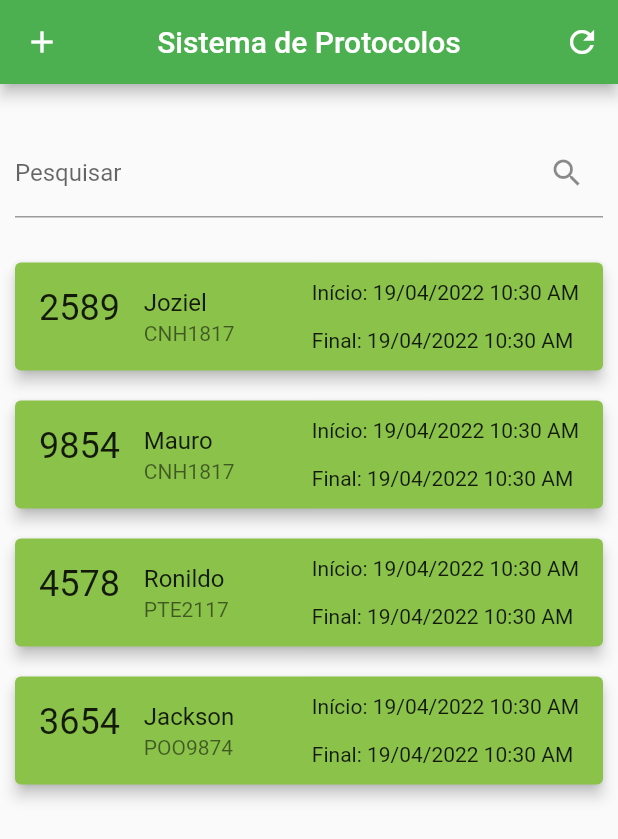
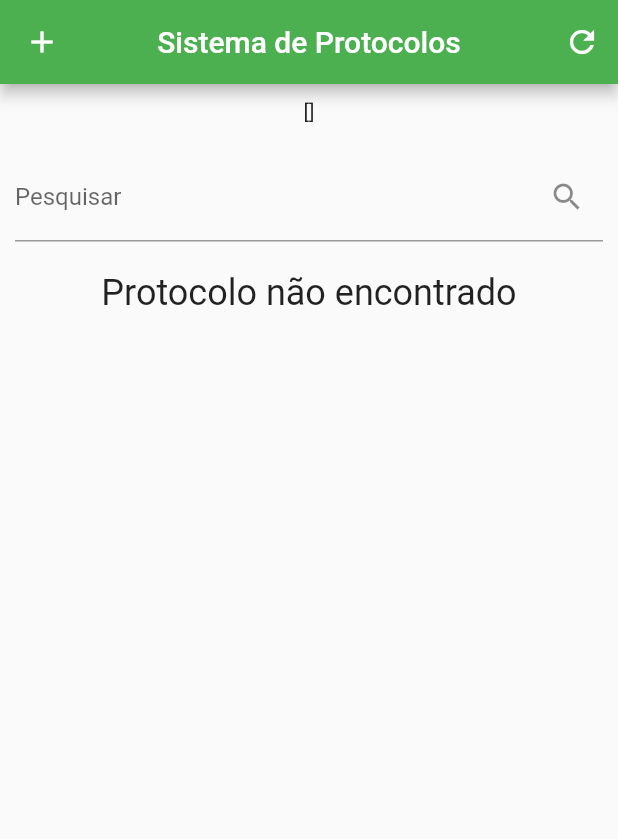
Before and after one commit to vinicius4006/sistema-de-protocolos, a Flutter app: the screen it shows after launch, on a phone screen of 412 x 824 dp. Shown: the top 839 px of the screen. Run offline on Flutter 3.47's test engine with Material 2 defaults, Android fonts, the phone set to English and light mode, and no system bars; our stand-ins replace image_picker; missing offline and left inert: art_sweetalert, dropdownfield2, multiselect.

Commit message:
add-itens-view-forms

```diff
--- a/lib/main.dart
+++ b/lib/main.dart
@@ -1,5 +1,8 @@
 import 'package:flutter/material.dart';
 import 'package:protocolo_app/src/appHome.dart';
+import 'package:protocolo_app/src/controllers/inc_controller.dart';
+import 'package:protocolo_app/src/controllers/protocolo_controllerl.dart';
+import 'package:provider/provider.dart';
 
 void main() {
   runApp(const MyApp());
@@ -11,12 +14,18 @@ class MyApp extends StatelessWidget {
   // This widget is the root of your application.
   @override
   Widget build(BuildContext context) {
-    return MaterialApp(
-      title: 'Bem-vindo ao Sistema de Protocolos',
-      theme: ThemeData(
-        primarySwatch: Colors.green,
+    return MultiProvider(
+      providers: [
+        ChangeNotifierProvider(create: (_) => IncController()),
+        ChangeNotifierProvider(create: (_) => ProtocoloModelo())
+      ],
+      child: MaterialApp(
+        title: 'Bem-vindo ao Sistema de Protocolos',
+        theme: ThemeData(
+          primarySwatch: Colors.green,
+        ),
+        home: const Home(title: 'Sistema de Protocolos'),
       ),
-      home: const Home(title: 'Sistema de Protocolos'),
     );
   }
 }
--- /dev/null
+++ b/lib/src/controllers/inc_controller.dart
@@ -0,0 +1,20 @@
+import 'package:flutter/material.dart';
+
+class IncController with ChangeNotifier {
+
+  String x;
+  String y;
+  IncController({ this.x = '',  this.y = ''});
+
+ final Map<String, dynamic> _shoppingCart = {};
+
+
+  int get count => _shoppingCart.length;
+  Map<String, dynamic> get cart => _shoppingCart;
+
+  addItem(String op1, String op2, String op3){
+    _shoppingCart.addAll({x : op1, y: op2, op3: op3});
+    notifyListeners();
+  }
+
+}
--- /dev/null
+++ b/lib/src/controllers/protocolo_controllerl.dart
@@ -0,0 +1,51 @@
+import 'package:flutter/material.dart';
+import 'dart:math';
+
+import 'package:protocolo_app/src/shared/models/protocolo.dart';
+
+class ProtocoloModelo with ChangeNotifier {
+
+
+  final List<Protocolo> _listaProtocolo = [];
+
+
+
+  List<Protocolo> get listaProtocolo => _listaProtocolo;
+
+  addForm(
+      String motorista, String veiculo, String dataInicio, String dataFinal) {
+    final protocolo = Protocolo(
+        id: Random().nextInt(100),
+        motorista: motorista,
+        veiculo: veiculo,
+        dataInicio: dataInicio,
+        dataFinal: dataFinal);
+
+    _listaProtocolo.add(protocolo);
+
+    notifyListeners();
+  }
+
+  addFormItens(String title, List<String> itens, String path) {
+
+    notifyListeners();
+  }
+
+//  addProtocolo(Map<String,dynamic> protocolo){
+//    print(protocolo);
+//    _listaProtocolo.add(protocolo);
+//  }
+
+  // Map<String, dynamic> toJson() {
+  //   final Map<String, dynamic> data = <String, dynamic>{};
+
+  //   data['Motorista'] = motorista;
+  //   data['Veículo'] = veiculo;
+  //   data['Carro'] = formCarro;
+  //   data['Moto'] = formMoto;
+  //   data['DataInicio'] = dataInicio;
+  //   data['DataFinal'] = dataFinal;
+
+  //   return data;
+  // }
+}
--- /dev/null
+++ b/lib/src/shared/models/protocolo.dart
@@ -0,0 +1,28 @@
+class Protocolo {
+  int? id;
+  String? motorista;
+  String? veiculo;
+  String? dataInicio;
+  String? dataFinal;
+
+  Protocolo(
+      {this.id, this.motorista, this.veiculo, this.dataInicio, this.dataFinal});
+
+  Protocolo.fromJson(Map<String, dynamic> json) {
+    id = json['id'];
+    motorista = json['motorista'];
+    veiculo = json['veiculo'];
+    dataInicio = json['dataInicio'];
+    dataFinal = json['dataFinal'];
+  }
+
+  Map<String, dynamic> toJson() {
+    final Map<String, dynamic> data = Map<String, dynamic>();
+    data['id'] = id;
+    data['motorista'] = motorista;
+    data['veiculo'] = veiculo;
+    data['dataInicio'] = dataInicio;
+    data['dataFinal'] = dataFinal;
+    return data;
+  }
+}
--- a/lib/src/view/criarProtocolo/app_formCarro.dart
+++ b/lib/src/view/criarProtocolo/app_formCarro.dart
@@ -1,5 +1,5 @@
 import 'package:flutter/material.dart';
-import 'package:protocolo_app/src/shared/models/protocolo_model.dart';
+import 'package:protocolo_app/src/controllers/protocolo_controllerl.dart';
 
 import 'package:protocolo_app/src/view/criarProtocolo/app_Card.dart';
 import 'package:provider/provider.dart';
--- a/lib/src/view/homepage/homePage.dart
+++ b/lib/src/view/homepage/homePage.dart
@@ -1,6 +1,8 @@
 import 'package:flutter/material.dart';
 import 'package:intl/intl.dart';
-
+import 'package:protocolo_app/src/controllers/protocolo_controllerl.dart';
+import 'package:protocolo_app/src/view/app_menu.dart';
+import 'package:provider/provider.dart';
 
 class HomePage extends StatefulWidget {
   const HomePage({Key? key}) : super(key: key);
@@ -13,46 +15,15 @@ class _MainHomeState extends State<HomePage> {
   final df = DateFormat('dd-MM-yyyy hh:mm a');
   int myvalue = 1558432747;
 
-  static final List<Map<String, dynamic>> _allProtocolos = [
-    {
-      "id": 2589,
-      "dataInicio": DateFormat('dd/MM/yyyy hh:mm a').format(DateTime.now()),
-      "dataFinal": DateFormat('dd/MM/yyyy hh:mm a').format(DateTime.now()),
-      "motorista": 'Joziel',
-      "veiculo": 'CNH1817'
-    },
-    {
-      "id": 9854,
-      "dataInicio": DateFormat('dd/MM/yyyy hh:mm a').format(DateTime.now()),
-      "dataFinal": DateFormat('dd/MM/yyyy hh:mm a').format(DateTime.now()),
-      "motorista": 'Mauro',
-      "veiculo": 'CNH1817'
-    },
-    {
-      "id": 4578,
-      "dataInicio": DateFormat('dd/MM/yyyy hh:mm a').format(DateTime.now()),
-      "dataFinal": DateFormat('dd/MM/yyyy hh:mm a').format(DateTime.now()),
-      "motorista": 'Ronildo',
-      "veiculo": 'PTE2117'
-    },
-    {
-      "id": 3654,
-      "dataInicio": DateFormat('dd/MM/yyyy hh:mm a').format(DateTime.now()),
-      "dataFinal": DateFormat('dd/MM/yyyy hh:mm a').format(DateTime.now()),
-      "motorista": 'Jackson',
-      "veiculo": 'POO9874'
-    },
-  ];
+  static final List<Map<String, dynamic>> _allProtocolos = [];
 
   List<Map<String, dynamic>> _foundProtocolos = [];
-
-
 
   @override
   void initState() {
     // TODO: implement initState
+    super.initState();
     _foundProtocolos = _allProtocolos;
-    super.initState();
   }
 
   void _protocoloFilter(String keyword) {
@@ -80,13 +51,13 @@ class _MainHomeState extends State<HomePage> {
     });
   }
 
-
   @override
   Widget build(BuildContext context) {
     return Scaffold(
       body: Padding(
         padding: const EdgeInsets.all(10),
         child: Column(children: [
+          Text('${context.watch<ProtocoloModelo>().listaProtocolo}'),
           const SizedBox(
             height: 20,
           ),
@@ -100,33 +71,54 @@ class _MainHomeState extends State<HomePage> {
           const SizedBox(
             height: 20,
           ),
+          context.watch<ProtocoloModelo>().listaProtocolo.isNotEmpty ?
           Expanded(
-              child: _foundProtocolos.isNotEmpty
-                  ? ListView.builder(
-                      itemCount: _foundProtocolos.length,
+              child:
+                 ListView.builder(
+                      itemCount: context
+                          .watch<ProtocoloModelo>()
+                          .listaProtocolo
+                          .length,
                       itemBuilder: (context, index) => Card(
-                        key: ValueKey(_foundProtocolos[index]['id']),
+                        key: ValueKey(context
+                            .watch<ProtocoloModelo>()
+                            .listaProtocolo[index].id),
                         color: Colors.lightGreen,
                         elevation: 4,
                         margin: const EdgeInsets.symmetric(vertical: 10),
                         child: ListTile(
                           leading: Text(
-                            _foundProtocolos[index]['id'].toString(),
+                            context
+                                .watch<ProtocoloModelo>()
+                                .listaProtocolo[index].id
+                                .toString(),
                             style: const TextStyle(fontSize: 24),
                           ),
-                          title: Text(_foundProtocolos[index]['motorista']),
-                          subtitle: Text(_foundProtocolos[index]['veiculo']),
+                          title: Text(context
+                              .watch<ProtocoloModelo>()
+                              .listaProtocolo[index].motorista.toString()),
+                          subtitle: Text(context
+                              .watch<ProtocoloModelo>()
+                              .listaProtocolo[index].veiculo.toString()),
                           trailing: Text('Início: ' +
-                              _foundProtocolos[index]['dataInicio'].toString() +
+                              context
+                              .watch<ProtocoloModelo>()
+                              .listaProtocolo[index].dataInicio.toString() +
                               '\n\n' 'Final: ' +
-                              _foundProtocolos[index]['dataFinal'].toString()),
+                              context
+                              .watch<ProtocoloModelo>()
+                              .listaProtocolo[index].dataFinal.toString()),
+                          onTap: () {
+                            Navigator.of(context).push(MaterialPageRoute(
+                                builder: (context) => const Menu()));
+                          },
                         ),
                       ),
                     )
-                  : const Text(
+                 )  : const Text(
                       'Protocolo não encontrado',
                       style: TextStyle(fontSize: 24),
-                    ))
+                    )
         ]),
       ),
     );
```
Also changed, not shown: lib/src/shared/models/protocolo_model.dart (deleted, +0 -23 lines), lib/src/view/app_menu.dart (+54 -29 lines), lib/src/view/criarProtocolo/app_Card.dart (+18 -18 lines), lib/src/view/criarProtocolo/criarProtocolo.dart (+19 -9 lines).
